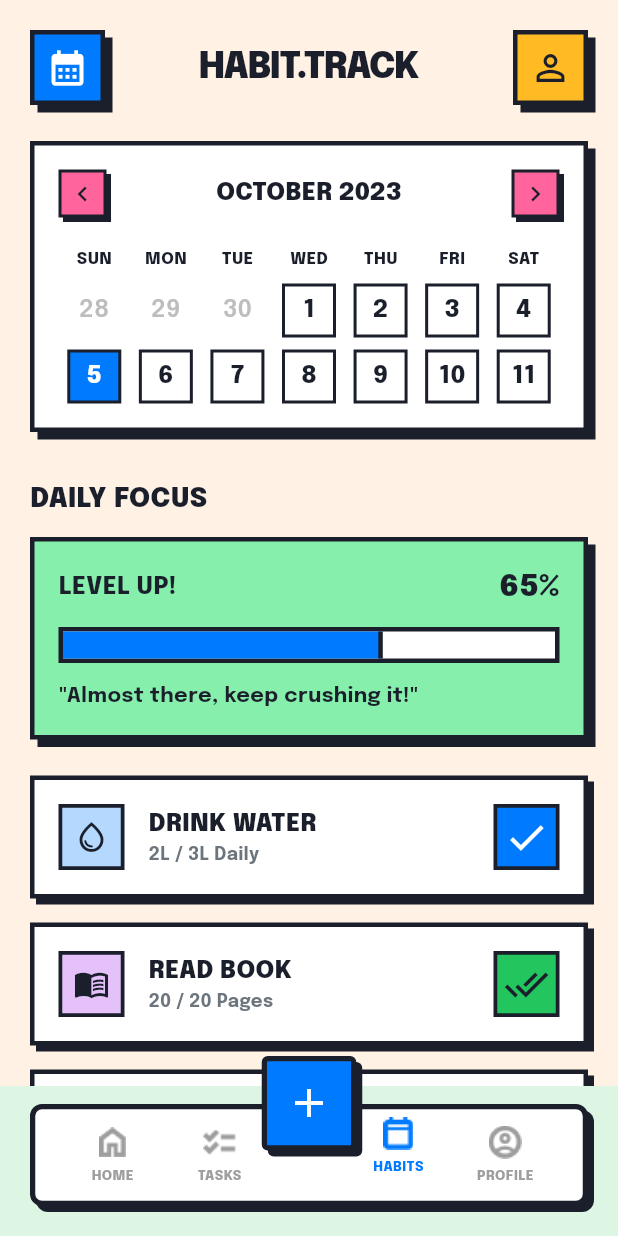
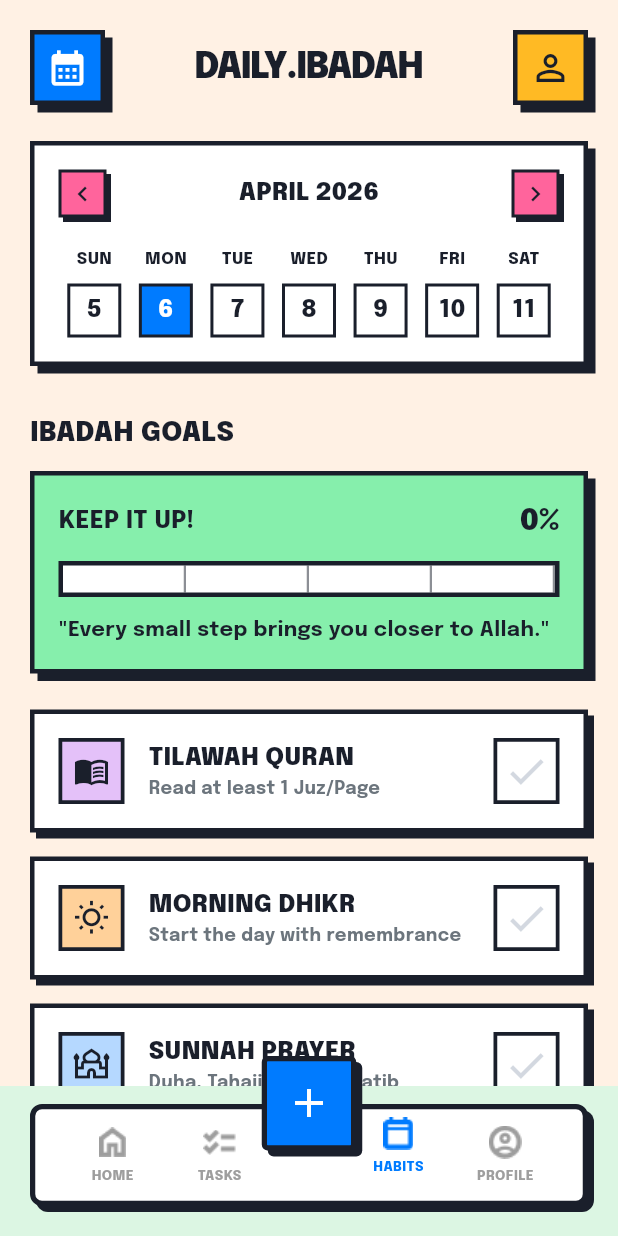
Before and after one commit to RizWithYa/Daypath, a Flutter app: the screen it shows after launch, item 3 of the bottom bar chosen, on a phone screen of 412 x 824 dp. Run offline on Flutter 3.47's test engine with Material 3 defaults, Android fonts, the phone set to English and light mode, and no system bars; our stand-ins replace geocoding, geolocator, google_fonts; network calls fail.

Commit message:
updated location and habits navbar menu more interaacttive (need improvement)

```diff
--- a/lib/habits_page.dart
+++ b/lib/habits_page.dart
@@ -1,5 +1,22 @@
 import 'package:flutter/material.dart';
 import 'package:google_fonts/google_fonts.dart';
+import 'package:intl/intl.dart';
+
+class Habit {
+  final String title;
+  final String subtitle;
+  final IconData icon;
+  final Color color;
+  bool isCompleted;
+
+  Habit({
+    required this.title,
+    required this.subtitle,
+    required this.icon,
+    required this.color,
+    this.isCompleted = false,
+  });
+}
 
 class HabitsPage extends StatefulWidget {
   const HabitsPage({super.key});
@@ -9,11 +26,53 @@ class HabitsPage extends StatefulWidget {
 }
 
 class _HabitsPageState extends State<HabitsPage> {
+  final List<Habit> _habits = [
+    Habit(
+      title: 'TILAWAH QURAN',
+      subtitle: 'Read at least 1 Juz/Page',
+      icon: Icons.menu_book,
+      color: const Color(0xFFE4C1F9),
+    ),
+    Habit(
+      title: 'MORNING DHIKR',
+      subtitle: 'Start the day with remembrance',
+      icon: Icons.wb_sunny_outlined,
+      color: const Color(0xFFFFD19A),
+    ),
+    Habit(
+      title: 'SUNNAH PRAYER',
+      subtitle: 'Duha, Tahajjud, or Rawatib',
+      icon: Icons.mosque_outlined,
+      color: const Color(0xFFB5D8FF),
+    ),
+    Habit(
+      title: 'GIVE CHARITY',
+      subtitle: 'Small act of kindness counts',
+      icon: Icons.favorite_border,
+      color: const Color(0xFFFFB5D8),
+    ),
+  ];
+
+  double get _completionPercentage {
+    if (_habits.isEmpty) return 0;
+    int completedCount = _habits.where((h) => h.isCompleted).length;
+    return (completedCount / _habits.length) * 100;
+  }
+
+  void _toggleHabit(int index) {
+    setState(() {
+      _habits[index].isCompleted = !_habits[index].isCompleted;
+    });
+  }
+
   @override
   Widget build(BuildContext context) {
     const darkColor = Color(0xFF1A1F2B);
+    final now = DateTime.now();
+    final monthName = DateFormat('MMMM yyyy').format(now).toUpperCase();
+
     return Scaffold(
-      backgroundColor: const Color(0xFFFFF1E4), // Light cream background
+      backgroundColor: const Color(0xFFFFF1E4),
       body: SafeArea(
         child: SingleChildScrollView(
           padding: const EdgeInsets.symmetric(horizontal: 20, vertical: 20),
@@ -26,11 +85,11 @@ class _HabitsPageState extends State<HabitsPage> {
                 children: [
                   _NeuBoxCustom(
                     padding: const EdgeInsets.all(8),
-                    backgroundColor: const Color(0xFF007BFF), // Blue icon bg
+                    backgroundColor: const Color(0xFF007BFF),
                     child: const Icon(Icons.calendar_month, color: Colors.white, size: 28),
                   ),
                   Text(
-                    'HABIT.TRACK',
+                    'DAILY.IBADAH',
                     style: GoogleFonts.epilogue(
                       fontSize: 24,
                       fontWeight: FontWeight.w900,
@@ -40,7 +99,7 @@ class _HabitsPageState extends State<HabitsPage> {
                   ),
                   _NeuBoxCustom(
                     padding: const EdgeInsets.all(8),
-                    backgroundColor: const Color(0xFFFFBA24), // Yellow
+                    backgroundColor: const Color(0xFFFFBA24),
                     child: const Icon(Icons.person_outline, color: darkColor, size: 28),
                   ),
                 ],
@@ -57,13 +116,13 @@ class _HabitsPageState extends State<HabitsPage> {
                       children: [
                         _NeuBoxCustom(
                           padding: const EdgeInsets.all(4),
-                          backgroundColor: const Color(0xFFFF649C), // Pink
+                          backgroundColor: const Color(0xFFFF649C),
                           borderWidth: 2,
                           offset: const Offset(3, 3),
                           child: const Icon(Icons.chevron_left, color: darkColor, size: 20),
                         ),
                         Text(
-                          'OCTOBER 2023',
+                          monthName,
                           style: GoogleFonts.epilogue(
                             fontSize: 16,
                             fontWeight: FontWeight.w900,
@@ -72,7 +131,7 @@ class _HabitsPageState extends State<HabitsPage> {
                         ),
                         _NeuBoxCustom(
                           padding: const EdgeInsets.all(4),
-                          backgroundColor: const Color(0xFFFF649C), // Pink
+                          backgroundColor: const Color(0xFFFF649C),
                           borderWidth: 2,
                           offset: const Offset(3, 3),
                           child: const Icon(Icons.chevron_right, color: darkColor, size: 20),
@@ -95,28 +154,12 @@ class _HabitsPageState extends State<HabitsPage> {
                     const SizedBox(height: 8),
                     Row(
                       mainAxisAlignment: MainAxisAlignment.spaceAround,
-                      children: [
-                        _buildDateItem('28', isMuted: true),
-                        _buildDateItem('29', isMuted: true),
-                        _buildDateItem('30', isMuted: true),
-                        _buildDateItem('1', isSelected: false),
-                        _buildDateItem('2', isSelected: false),
-                        _buildDateItem('3', isSelected: false),
-                        _buildDateItem('4', isSelected: false),
-                      ],
-                    ),
-                    const SizedBox(height: 8),
-                    Row(
-                      mainAxisAlignment: MainAxisAlignment.spaceAround,
-                      children: [
-                        _buildDateItem('5', isSelected: true),
-                        _buildDateItem('6', isSelected: false),
-                        _buildDateItem('7', isSelected: false),
-                        _buildDateItem('8', isSelected: false),
-                        _buildDateItem('9', isSelected: false),
-                        _buildDateItem('10', isSelected: false),
-                        _buildDateItem('11', isSelected: false),
-                      ],
+                      children: List.generate(7, (index) {
+                        final date = now.subtract(Duration(days: now.weekday % 7 - index));
+                        final isToday = date.day == now.day && date.month == now.month;
+                        final isOtherMonth = date.month != now.month;
+                        return _buildDateItem(date.day.toString(), isMuted: isOtherMonth, isSelected: isToday);
+                      }),
                     ),
                   ],
                 ),
@@ -125,7 +168,7 @@ class _HabitsPageState extends State<HabitsPage> {
 
               // DAILY FOCUS
               Text(
-                'DAILY FOCUS',
+                'IBADAH GOALS',
                 style: GoogleFonts.epilogue(
                   fontSize: 18,
                   fontWeight: FontWeight.w900,
@@ -135,7 +178,7 @@ class _HabitsPageState extends State<HabitsPage> {
               const SizedBox(height: 12),
               _NeuBoxCustom(
                 padding: const EdgeInsets.all(16),
-                backgroundColor: const Color(0xFF86EFAC), // Light green
+                backgroundColor: const Color(0xFF86EFAC),
                 child: Column(
                   crossAxisAlignment: CrossAxisAlignment.start,
                   children: [
@@ -143,7 +186,7 @@ class _HabitsPageState extends State<HabitsPage> {
                       mainAxisAlignment: MainAxisAlignment.spaceBetween,
                       children: [
                         Text(
-                          'LEVEL UP!',
+                          _completionPercentage >= 100 ? 'EXCELLENT!' : 'KEEP IT UP!',
                           style: GoogleFonts.epilogue(
                             fontSize: 16,
                             fontWeight: FontWeight.w800,
@@ -151,7 +194,7 @@ class _HabitsPageState extends State<HabitsPage> {
                           ),
                         ),
                         Text(
-                          '65%',
+                          '${_completionPercentage.toInt()}%',
                           style: GoogleFonts.epilogue(
                             fontSize: 20,
                             fontWeight: FontWeight.w900,
@@ -169,27 +212,33 @@ class _HabitsPageState extends State<HabitsPage> {
                         color: Colors.white,
                         border: Border.all(color: darkColor, width: 3),
                       ),
-                      child: Row(
+                      child: Stack(
                         children: [
-                          Expanded(
-                            flex: 65,
+                          FractionallySizedBox(
+                            widthFactor: _completionPercentage / 100,
                             child: Container(
-                              decoration: BoxDecoration(
-                                color: const Color(0xFF007BFF),
-                                border: const Border(right: BorderSide(color: darkColor, width: 3)),
+                              decoration: const BoxDecoration(
+                                color: Color(0xFF007BFF),
                               ),
                             ),
                           ),
-                          Expanded(
-                            flex: 35,
-                            child: Container(),
+                          Row(
+                            children: List.generate(4, (index) => Expanded(
+                              child: Container(
+                                decoration: BoxDecoration(
+                                  border: Border(right: BorderSide(color: darkColor.withOpacity(0.5), width: 1.5)),
+                                ),
+                              ),
+                            )),
                           ),
                         ],
                       ),
                     ),
                     const SizedBox(height: 12),
                     Text(
-                      '"Almost there, keep crushing it!"',
+                      _completionPercentage >= 100
+                        ? '"MashaAllah, you completed all goals today!"'
+                        : '"Every small step brings you closer to Allah."',
                       style: GoogleFonts.epilogue(
                         fontSize: 14,
                         fontWeight: FontWeight.w700,
@@ -201,36 +250,26 @@ class _HabitsPageState extends State<HabitsPage> {
               ),
               const SizedBox(height: 24),
 
-              // HABIT LIST items
-              _HabitItem(
-                title: 'DRINK WATER',
-                subtitle: '2L / 3L Daily',
-                iconIcon: Icons.water_drop_outlined,
-                iconBgColor: const Color(0xFFB5D8FF), // Light blue
-                checkedColor: const Color(0xFF007BFF),
-                isChecked: true,
-              ),
-              const SizedBox(height: 16),
-              _HabitItem(
-                title: 'READ BOOK',
-                subtitle: '20 / 20 Pages',
-                iconIcon: Icons.menu_book,
-                iconBgColor: const Color(0xFFE4C1F9), // Light purple
-                checkedColor: const Color(0xFF22C55E), // Green
-                isChecked: true,
-                isCheckMarkDouble: true,
-              ),
-              const SizedBox(height: 16),
-              _HabitItem(
-                title: 'WORKOUT',
-                subtitle: '0 / 45 Mins',
-                iconIcon: Icons.fitness_center,
-                iconBgColor: const Color(0xFFFFD19A), // Orange
-                checkedColor: Colors.white,
-                isChecked: false,
+              // HABIT LIST
+              ListView.separated(
+                shrinkWrap: true,
+                physics: const NeverScrollableScrollPhysics(),
+                itemCount: _habits.length,
+                separatorBuilder: (context, index) => const SizedBox(height: 16),
+                itemBuilder: (context, index) {
+                  final habit = _habits[index];
+                  return _HabitItem(
+                    title: habit.title,
+                    subtitle: habit.subtitle,
+                    iconIcon: habit.icon,
+                    iconBgColor: habit.color,
+                    isChecked: habit.isCompleted,
+                    onToggle: () => _toggleHabit(index),
+                  );
+                },
               ),
 
-              const SizedBox(height: 120), // Padding for nav bar
+              const SizedBox(height: 120),
             ],
           ),
         ),
@@ -299,29 +338,29 @@ class _HabitItem extends StatelessWidget {
   final String subtitle;
   final IconData iconIcon;
   final Color iconBgColor;
-  final Color checkedColor;
   final bool isChecked;
-  final bool isCheckMarkDouble;
+  final VoidCallback onToggle;
 
   const _HabitItem({
     required this.title,
     required this.subtitle,
     required this.iconIcon,
     required this.iconBgColor,
-    required this.checkedColor,
     required this.isChecked,
-    this.isCheckMarkDouble = false,
+    required this.onToggle,
   });
 
   @override
   Widget build(BuildContext context) {
     const darkColor = Color(0xFF1A1F2B);
-    return _NeuBoxCustom(
+    return GestureDetector(
+      onTap: onToggle,
+      child: _NeuBoxCustom(
         padding: const EdgeInsets.symmetric(horizontal: 16, vertical: 16),
         borderRadius: 0,
         borderWidth: 3,
         offset: const Offset(4, 4),
-      backgroundColor: Colors.white,
+        backgroundColor: isChecked ? Colors.white.withOpacity(0.9) : Colors.white,
         child: Row(
           children: [
             // Left Icon
@@ -345,7 +384,8 @@ class _HabitItem extends StatelessWidget {
                     style: GoogleFonts.epilogue(
                       fontSize: 16,
                       fontWeight: FontWeight.w900,
-                    color: darkColor,
+                      color: isChecked ? darkColor.withOpacity(0.5) : darkColor,
+                      decoration: isChecked ? TextDecoration.lineThrough : null,
                     ),
                   ),
                   Text(
@@ -359,19 +399,20 @@ class _HabitItem extends StatelessWidget {
                 ],
               ),
             ),
-          // Checkbox Idea
+            // Checkbox
             Container(
               width: 44,
               height: 44,
               decoration: BoxDecoration(
-              color: isChecked ? checkedColor : Colors.white,
+                color: isChecked ? const Color(0xFF22C55E) : Colors.white,
                 border: Border.all(color: darkColor, width: 2.5),
               ),
               child: isChecked
-                ? Icon(isCheckMarkDouble ? Icons.done_all : Icons.check, color: isCheckMarkDouble ? darkColor : Colors.white, size: 30) // from img, the checkmarks are black/darkColor. Wait, first checkmark is white in pic. Let's look closely at image. Drink Water has a white checkmark. Read book has a double black checkmark. Workout has a grey checkmark.
+                  ? const Icon(Icons.check, color: Colors.white, size: 30)
                   : const Icon(Icons.check, color: Color(0xFFD3D8E0), size: 30),
             ),
           ],
+        ),
       ),
     );
   }
--- a/lib/main.dart
+++ b/lib/main.dart
@@ -87,7 +87,9 @@ class _HomeViewState extends State<_HomeView> {
   @override
   void initState() {
     super.initState();
-    _fetchPrayerTimes();
+    WidgetsBinding.instance.addPostFrameCallback((_) {
+      _fetchPrayerTimes();
+    });
     _timer = Timer.periodic(const Duration(seconds: 1), _updateCountdown);
   }
 
@@ -177,12 +179,52 @@ class _HomeViewState extends State<_HomeView> {
 
     serviceEnabled = await Geolocator.isLocationServiceEnabled();
     if (!serviceEnabled) {
+      if (mounted) {
+        await showDialog(
+          context: context,
+          builder: (context) => AlertDialog(
+            title: const Text('Layanan Lokasi Mati', style: TextStyle(fontWeight: FontWeight.bold)),
+            content: const Text('Harap aktifkan GPS/layanan lokasi untuk mendeteksi waktu sholat yang akurat di daerah Anda.'),
+            actions: [
+              TextButton(
+                onPressed: () => Navigator.of(context).pop(),
+                child: const Text('OK'),
+              ),
+            ],
+          ),
+        );
+      }
       await Geolocator.openLocationSettings();
       return Future.error('Location services are disabled.');
     }
 
     permission = await Geolocator.checkPermission();
     if (permission == LocationPermission.denied) {
+      if (mounted) {
+        bool? allow = await showDialog<bool>(
+          context: context,
+          builder: (context) => AlertDialog(
+            title: const Text('Izin Lokasi Dibutuhkan', style: TextStyle(fontWeight: FontWeight.bold)),
+            content: const Text('Aplikasi ini membutuhkan akses lokasi Anda untuk dapat menampilkan jadwal sholat harian yang akurat sesuai dengan kota Anda.'),
+            actions: [
+              TextButton(
+                onPressed: () => Navigator.of(context).pop(false),
+                child: const Text('Batal'),
+              ),
+              TextButton(
+                onPressed: () => Navigator.of(context).pop(true),
+                style: TextButton.styleFrom(foregroundColor: const Color(0xFF007BFF)),
+                child: const Text('Lanjutkan'),
+              ),
+            ],
+          ),
+        );
+
+        if (allow != true) {
+          return Future.error('Location permissions are denied by user in dialog');
+        }
+      }
+
       permission = await Geolocator.requestPermission();
       if (permission == LocationPermission.denied) {
         return Future.error('Location permissions are denied');
@@ -190,10 +232,25 @@ class _HomeViewState extends State<_HomeView> {
     }
 
     if (permission == LocationPermission.deniedForever) {
+      if (mounted) {
+        await showDialog(
+          context: context,
+          builder: (context) => AlertDialog(
+            title: const Text('Izin Lokasi Ditolak Permanen', style: TextStyle(fontWeight: FontWeight.bold)),
+            content: const Text('Anda telah menolak izin lokasi secara permanen. Silakan izinkan akses lokasi melalui Pengaturan perangkat Anda.'),
+            actions: [
+              TextButton(
+                onPressed: () => Navigator.of(context).pop(),
+                child: const Text('OK'),
+              ),
+            ],
+          ),
+        );
+      }
       return Future.error('Location permissions are permanently denied, we cannot request permissions.');
     }
 
-    return await Geolocator.getCurrentPosition(desiredAccuracy: LocationAccuracy.high);
+    return await Geolocator.getCurrentPosition();
   }
 
   Future<void> _getAddressFromLatLong(Position position) async {
--- a/pubspec.yaml
+++ b/pubspec.yaml
@@ -38,6 +38,7 @@ dependencies:
   http: ^1.2.0
   geolocator: ^13.0.2
   geocoding: ^3.0.0
+  intl: ^0.19.0
 
 dev_dependencies:
   flutter_test:
```
Also changed, not shown: pubspec.lock. Lines whose indentation alone changed are shown as unchanged.
